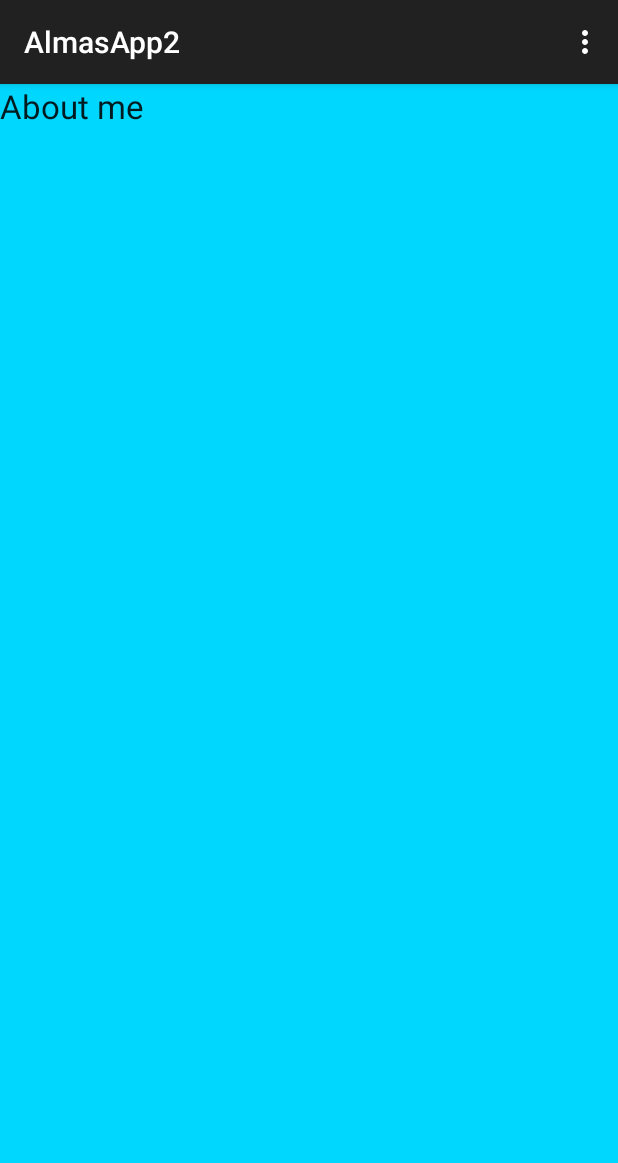
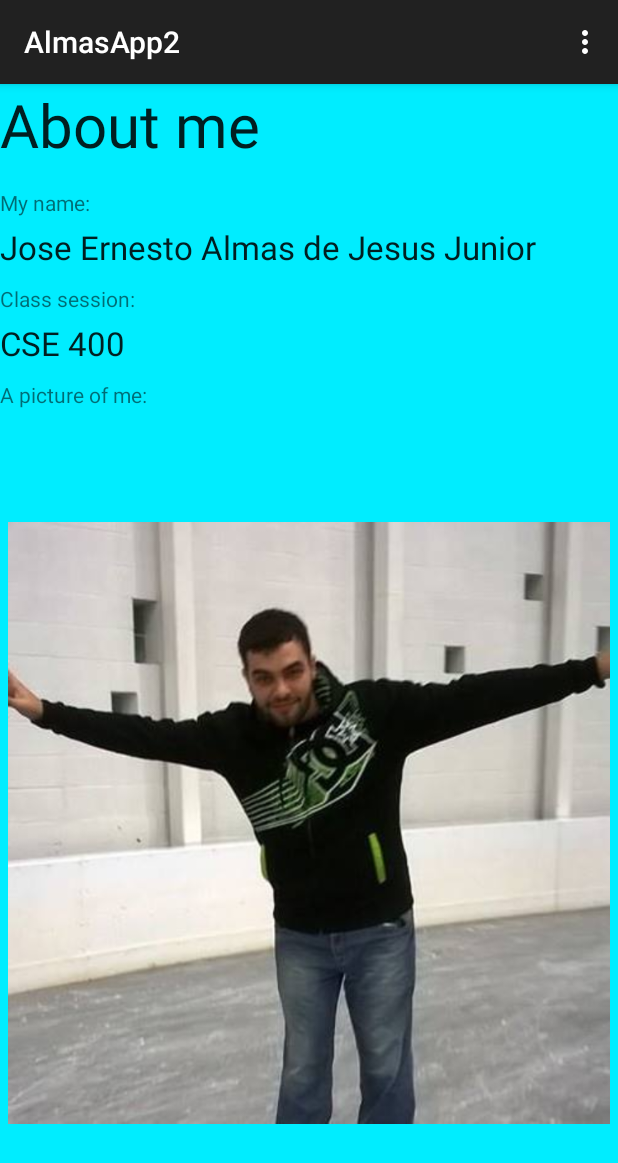
Before and after one commit to jeajjr/android-hw2, an Android app: the screen it shows after launch (MainActivity), in the options menu, after a tap on "About me", on a phone screen of 412 x 824 dp. Shown: the top 1163 px of the screen. Run offline under Robolectric (Android 15) with nearby library versions, the phone set to English and light mode, and no system bars.

Commit message:
Basic AboutMe done.

```diff
--- a/app/src/main/res/layout/fragment_about_me.xml
+++ b/app/src/main/res/layout/fragment_about_me.xml
@@ -1,7 +1,7 @@
-<FrameLayout xmlns:android="http://schemas.android.com/apk/res/android"
+<RelativeLayout xmlns:android="http://schemas.android.com/apk/res/android"
     xmlns:tools="http://schemas.android.com/tools" android:layout_width="match_parent"
     android:layout_height="match_parent" tools:context="com.almas.hw2.almasapp2.AboutMeFragment"
-    android:background="#ff00d7ff">
+    android:background="#ff00edff">
 
     <!-- TODO: Update blank fragment layout -->
 
@@ -12,6 +12,77 @@
         android:text="@string/menu_about_me"
         android:id="@+id/textView3"
         android:layout_alignParentTop="true"
-        android:layout_centerHorizontal="true" />
+        android:layout_alignParentLeft="true"
+        android:layout_alignParentStart="true"
+        android:textSize="40dp" />
 
-</FrameLayout>
+    <TextView
+        android:layout_width="wrap_content"
+        android:layout_height="wrap_content"
+        android:textAppearance="?android:attr/textAppearanceSmall"
+        android:text="@string/my_name_title"
+        android:id="@+id/textView9"
+        android:layout_below="@+id/textView3"
+        android:layout_alignParentLeft="true"
+        android:layout_alignParentStart="true"
+        android:layout_marginTop="15dp" />
+
+    <TextView
+        android:layout_width="wrap_content"
+        android:layout_height="wrap_content"
+        android:textAppearance="?android:attr/textAppearanceLarge"
+        android:text="@string/my_name"
+        android:id="@+id/textView10"
+        android:layout_below="@+id/textView9"
+        android:layout_alignParentLeft="true"
+        android:layout_alignParentStart="true"
+        android:layout_marginTop="5dp" />
+
+    <TextView
+        android:layout_width="wrap_content"
+        android:layout_height="wrap_content"
+        android:textAppearance="?android:attr/textAppearanceSmall"
+        android:text="@string/class_session_title"
+        android:id="@+id/textView11"
+        android:layout_below="@+id/textView10"
+        android:layout_alignParentLeft="true"
+        android:layout_alignParentStart="true"
+        android:layout_marginTop="10dp" />
+
+    <TextView
+        android:layout_width="wrap_content"
+        android:layout_height="wrap_content"
+        android:textAppearance="?android:attr/textAppearanceLarge"
+        android:text="@string/class_session"
+        android:id="@+id/textView12"
+        android:layout_below="@+id/textView11"
+        android:layout_alignParentLeft="true"
+        android:layout_alignParentStart="true"
+        android:layout_marginTop="5dp" />
+
+    <TextView
+        android:layout_width="wrap_content"
+        android:layout_height="wrap_content"
+        android:textAppearance="?android:attr/textAppearanceSmall"
+        android:text="@string/picture_title"
+        android:id="@+id/textView13"
+        android:layout_below="@+id/textView12"
+        android:layout_alignParentLeft="true"
+        android:layout_alignParentStart="true"
+        android:layout_marginTop="10dp" />
+
+    <ImageView
+        android:layout_width="wrap_content"
+        android:layout_height="wrap_content"
+        android:id="@+id/imageView"
+        android:layout_below="@+id/textView13"
+        android:layout_alignParentLeft="true"
+        android:layout_alignParentStart="true"
+        android:layout_alignParentRight="true"
+        android:layout_alignParentEnd="true"
+        android:src="@drawable/me"
+        android:layout_alignParentBottom="true"
+        android:layout_marginTop="5dp"
+        android:layout_margin="5dp" />
+
+</RelativeLayout>
--- a/app/src/main/res/layout/fragment_linear_layout.xml
+++ b/app/src/main/res/layout/fragment_linear_layout.xml
@@ -1,14 +1,36 @@
 <LinearLayout xmlns:android="http://schemas.android.com/apk/res/android"
-    xmlns:tools="http://schemas.android.com/tools" android:layout_width="match_parent"
+    xmlns:tools="http://schemas.android.com/tools"
+    android:layout_width="match_parent"
     android:layout_height="match_parent"
     tools:context="com.almas.hw2.almasapp2.LinearLayoutFragment">
 
     <!-- TODO: Update blank fragment layout -->
 
-    <TextView
-        android:layout_width="wrap_content"
+
+    <Button
+        android:layout_width="match_parent"
         android:layout_height="wrap_content"
-        android:textAppearance="?android:attr/textAppearanceLarge"
-        android:text="Linear"
-        android:id="@+id/textView4" />
+        android:text="New Button"
+        android:id="@+id/button" />
+
+    <LinearLayout
+        android:layout_width="match_parent"
+        android:layout_height="match_parent">
+
+        <Button
+            android:layout_width="match_parent"
+            android:layout_height="wrap_content"
+            android:text="New Button"
+            android:id="@+id/button1"
+            android:layout_gravity="start" />
+
+        <Button
+            android:layout_width="match_parent"
+            android:layout_height="wrap_content"
+            android:text="New Button"
+            android:id="@+id/button2"
+            android:layout_gravity="end" />
+
+    </LinearLayout>
+
 </LinearLayout>
--- a/app/src/main/res/layout/fragment_main.xml
+++ b/app/src/main/res/layout/fragment_main.xml
@@ -5,7 +5,7 @@
     android:paddingTop="@dimen/activity_vertical_margin"
     android:paddingBottom="@dimen/activity_vertical_margin"
     tools:context=".MainActivity$PlaceholderFragment"
-    android:background="#ff00d7ff">
+    android:background="#ff00edff">
 
     <TextView
         android:layout_width="wrap_content"
--- a/app/src/main/res/values/strings.xml
+++ b/app/src/main/res/values/strings.xml
@@ -12,6 +12,10 @@
     <string name="menu_seek_bar">Seek Bar</string>
 
     <string name="hello_blank_fragment">Hello blank fragment</string>
-
+    <string name="my_name_title">My name:</string>
+    <string name="my_name">Jose Ernesto Almas de Jesus Junior</string>
+    <string name="class_session_title">Class session:</string>
+    <string name="class_session">CSE 400</string>
+    <string name="picture_title">A picture of me:</string>
 
 </resources>
```
Also changed, not shown: app/src/main/res/drawable/me.jpg (added).
